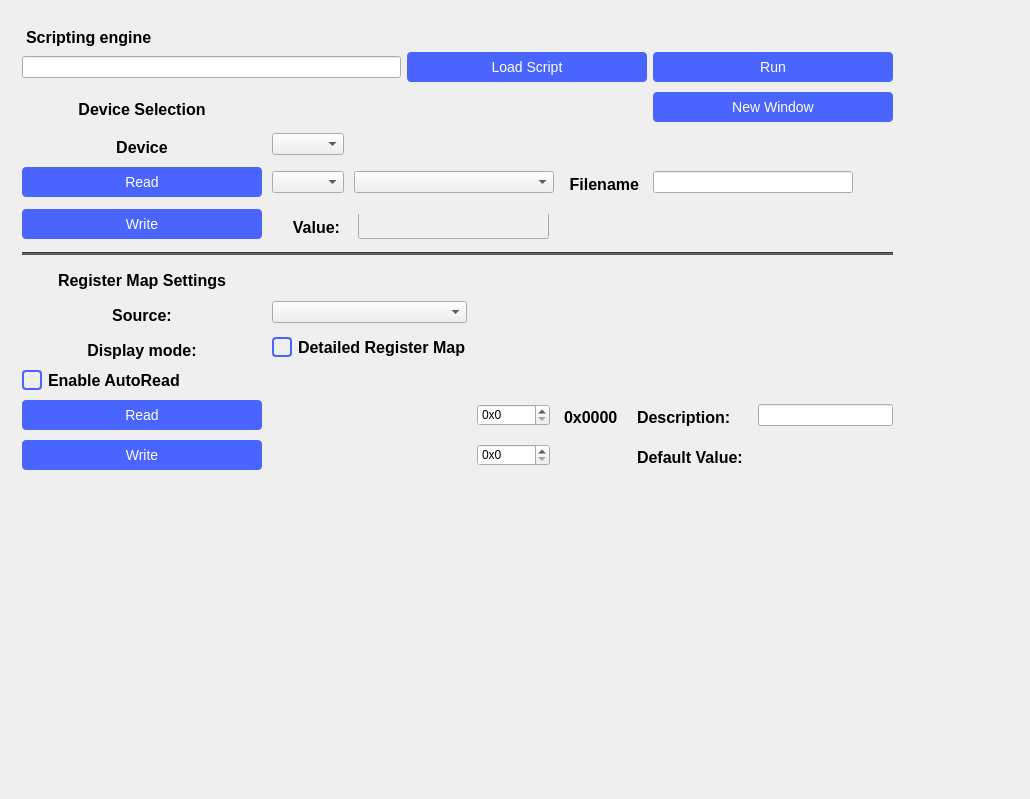
First picture: the form in ui/debugger.ui, repository analogdevicesinc/scopy, before the edit.
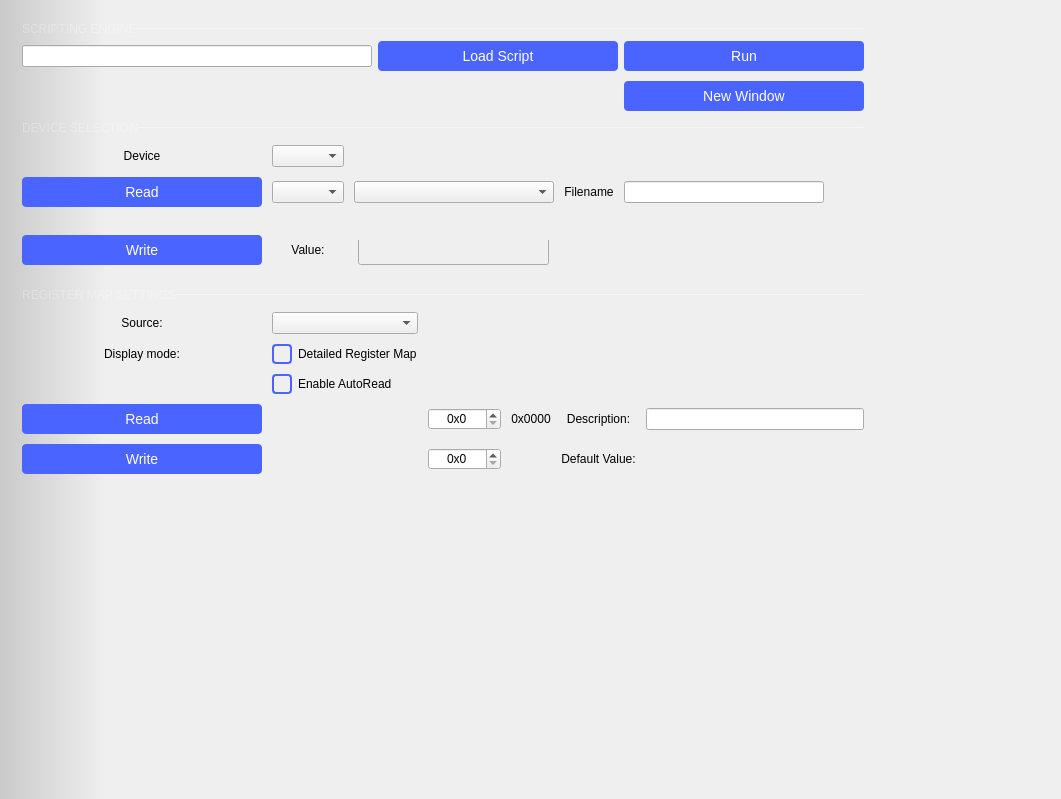
Second picture: the form after the edit. The open tabs and pages were chosen to show the change. Custom widgets are drawn as their Qt base class.

Commit message:
Debugger: Rework UI
This a Debugger rework commit. It add minor changes to the ui to ensure
a more consistent design.

Changes:
- centered Text Labels and check buttons text
- added spacers for button spacing issue
- set fixed layout properties

Patch:
```diff
--- a/ui/debugger.ui
+++ b/ui/debugger.ui
@@ -9,12 +9,12 @@
    <rect>
     <x>0</x>
     <y>0</y>
-    <width>1030</width>
+    <width>1061</width>
     <height>799</height>
    </rect>
   </property>
   <property name="sizePolicy">
-   <sizepolicy hsizetype="MinimumExpanding" vsizetype="MinimumExpanding">
+   <sizepolicy hsizetype="MinimumExpanding" vsizetype="Fixed">
     <horstretch>0</horstretch>
     <verstretch>0</verstretch>
    </sizepolicy>
@@ -32,7 +32,11 @@
    <double>1.000000000000000</double>
   </property>
   <property name="styleSheet">
-   <string notr="true">QPushButton
+   <string notr="true">QWidget#dragContainer{
+background-color: qlineargradient(spread:pad, x1:0, y1:0, x2:0.1, y2:0, stop:0 rgba(0, 0, 0, 40), stop:1 transparent);
+}
+
+QPushButton
 {
   width: 175px;
   height: 30px;
@@ -44,7 +48,6 @@
   background-color: #4a64ff;
   border-radius: 4px;
 
-  
   font-size: 14px;
   font-weight: normal;
   font-style: normal;
@@ -53,14 +56,11 @@
 
 }
 
-
 QPushButton:hover
 {
 	 background-color: #4a34ff;
 }
 
-
-
 QCheckBox::indicator {
   border: 2px solid rgb(74, 100, 255);
   border-radius: 4px;
@@ -74,13 +74,12 @@
 }
 
 QCheckBox{
-font: bold 16px ;
+text-align: center;
+
 }
 
 QLabel {
-margin-top: 6px;
 background-color: transparent;
-font: bold 16px ;
 }
 
 QScrollBar:horizontal {
@@ -151,22 +150,60 @@
           <number>9</number>
          </property>
          <item>
-          <widget class="QLabel" name="label_2">
-           <property name="sizePolicy">
-            <sizepolicy hsizetype="Preferred" vsizetype="Fixed">
-             <horstretch>0</horstretch>
-             <verstretch>0</verstretch>
-            </sizepolicy>
+          <layout class="QHBoxLayout" name="horizontalLayout_4">
+           <property name="spacing">
+            <number>0</number>
            </property>
-           <property name="text">
-            <string>Scripting engine </string>
+           <property name="topMargin">
+            <number>0</number>
            </property>
-          </widget>
+           <item>
+            <widget class="QLabel" name="label_2">
+             <property name="sizePolicy">
+              <sizepolicy hsizetype="Fixed" vsizetype="Fixed">
+               <horstretch>0</horstretch>
+               <verstretch>0</verstretch>
+              </sizepolicy>
+             </property>
+             <property name="styleSheet">
+              <string notr="true">QLabel {
+		font-size: 12px;
+		color: rgba(255, 255, 255, 70);
+	}</string>
+             </property>
+             <property name="text">
+              <string>SCRIPTING ENGINE</string>
+             </property>
+            </widget>
+           </item>
+           <item>
+            <widget class="Line" name="line_2">
+             <property name="minimumSize">
+              <size>
+               <width>0</width>
+               <height>1</height>
+              </size>
+             </property>
+             <property name="maximumSize">
+              <size>
+               <width>16777215</width>
+               <height>1</height>
+              </size>
+             </property>
+             <property name="styleSheet">
+              <string notr="true">border: 1px solid rgba(255, 255, 255, 70);</string>
+             </property>
+             <property name="orientation">
+              <enum>Qt::Horizontal</enum>
+             </property>
+            </widget>
+           </item>
+          </layout>
          </item>
          <item>
           <widget class="QWidget" name="javascriptWidget" native="true">
            <property name="sizePolicy">
-            <sizepolicy hsizetype="Preferred" vsizetype="Fixed">
+            <sizepolicy hsizetype="Preferred" vsizetype="Preferred">
              <horstretch>0</horstretch>
              <verstretch>0</verstretch>
             </sizepolicy>
@@ -261,71 +298,7 @@
               <property name="spacing">
                <number>10</number>
               </property>
-              <item row="3" column="1">
-               <widget class="QLabel" name="ValueLabel">
-                <property name="sizePolicy">
-                 <sizepolicy hsizetype="Preferred" vsizetype="Fixed">
-                  <horstretch>0</horstretch>
-                  <verstretch>0</verstretch>
-                 </sizepolicy>
-                </property>
-                <property name="layoutDirection">
-                 <enum>Qt::LeftToRight</enum>
-                </property>
-                <property name="text">
-                 <string>Value:</string>
-                </property>
-                <property name="alignment">
-                 <set>Qt::AlignRight|Qt::AlignTrailing|Qt::AlignVCenter</set>
-                </property>
-               </widget>
-              </item>
-              <item row="1" column="0">
-               <widget class="QLabel" name="DeviceLabel">
-                <property name="sizePolicy">
-                 <sizepolicy hsizetype="Preferred" vsizetype="Fixed">
-                  <horstretch>0</horstretch>
-                  <verstretch>0</verstretch>
-                 </sizepolicy>
-                </property>
-                <property name="styleSheet">
-                 <string notr="true"/>
-                </property>
-                <property name="text">
-                 <string>Device</string>
-                </property>
-                <property name="alignment">
-                 <set>Qt::AlignCenter</set>
-                </property>
-               </widget>
-              </item>
-              <item row="2" column="2">
-               <widget class="QComboBox" name="AttributeComboBox">
-                <property name="styleSheet">
-                 <string notr="true"/>
-                </property>
-               </widget>
-              </item>
-              <item row="2" column="0">
-               <widget class="QPushButton" name="ReadButton">
-                <property name="sizePolicy">
-                 <sizepolicy hsizetype="Minimum" vsizetype="Fixed">
-                  <horstretch>0</horstretch>
-                  <verstretch>0</verstretch>
-                 </sizepolicy>
-                </property>
-                <property name="text">
-                 <string>Read</string>
-                </property>
-               </widget>
-              </item>
-              <item row="2" column="1">
-               <widget class="QComboBox" name="ChannelComboBox"/>
-              </item>
-              <item row="1" column="1">
-               <widget class="QComboBox" name="DevicecomboBox"/>
-              </item>
-              <item row="2" column="3">
+              <item row="3" column="3">
                <widget class="QLabel" name="FilenameLabel">
                 <property name="sizePolicy">
                  <sizepolicy hsizetype="Preferred" vsizetype="Fixed">
@@ -340,11 +313,14 @@
                  <string>Filename</string>
                 </property>
                 <property name="alignment">
-                 <set>Qt::AlignRight|Qt::AlignTrailing|Qt::AlignVCenter</set>
+                 <set>Qt::AlignCenter</set>
                 </property>
                </widget>
               </item>
-              <item row="3" column="2">
+              <item row="3" column="1">
+               <widget class="QComboBox" name="ChannelComboBox"/>
+              </item>
+              <item row="5" column="2">
                <widget class="QStackedWidget" name="valueStackedWidget">
                 <property name="enabled">
                  <bool>false</bool>
@@ -408,6 +384,45 @@
                 </widget>
                </widget>
               </item>
+              <item row="3" column="2">
+               <widget class="QComboBox" name="AttributeComboBox">
+                <property name="styleSheet">
+                 <string notr="true"/>
+                </property>
+               </widget>
+              </item>
+              <item row="3" column="0">
+               <widget class="QPushButton" name="ReadButton">
+                <property name="sizePolicy">
+                 <sizepolicy hsizetype="Minimum" vsizetype="Fixed">
+                  <horstretch>0</horstretch>
+                  <verstretch>0</verstretch>
+                 </sizepolicy>
+                </property>
+                <property name="text">
+                 <string>Read</string>
+                </property>
+               </widget>
+              </item>
+              <item row="2" column="0">
+               <widget class="QLabel" name="DeviceLabel">
+                <property name="sizePolicy">
+                 <sizepolicy hsizetype="Preferred" vsizetype="Fixed">
+                  <horstretch>0</horstretch>
+                  <verstretch>0</verstretch>
+                 </sizepolicy>
+                </property>
+                <property name="styleSheet">
+                 <string notr="true"/>
+                </property>
+                <property name="text">
+                 <string>Device</string>
+                </property>
+                <property name="alignment">
+                 <set>Qt::AlignCenter</set>
+                </property>
+               </widget>
+              </item>
               <item row="0" column="4">
                <widget class="QPushButton" name="newWindowButton">
                 <property name="text">
@@ -415,33 +430,17 @@
                 </property>
                </widget>
               </item>
-              <item row="0" column="0">
-               <widget class="QLabel" name="DeviceSelectionLabel">
-                <property name="sizePolicy">
-                 <sizepolicy hsizetype="Preferred" vsizetype="Fixed">
-                  <horstretch>0</horstretch>
-                  <verstretch>0</verstretch>
-                 </sizepolicy>
-                </property>
-                <property name="styleSheet">
-                 <string notr="true"/>
-                </property>
-                <property name="text">
-                 <string>Device Selection</string>
-                </property>
-                <property name="alignment">
-                 <set>Qt::AlignCenter</set>
-                </property>
-               </widget>
-              </item>
-              <item row="3" column="0">
+              <item row="5" column="0">
                <widget class="QPushButton" name="WriteButton">
                 <property name="text">
                  <string>Write</string>
                 </property>
                </widget>
               </item>
-              <item row="2" column="4">
+              <item row="2" column="1">
+               <widget class="QComboBox" name="DevicecomboBox"/>
+              </item>
+              <item row="3" column="4">
                <widget class="QLineEdit" name="filenameLineEdit">
                 <property name="sizePolicy">
                  <sizepolicy hsizetype="Expanding" vsizetype="Fixed">
@@ -469,21 +468,97 @@
                 </property>
                </widget>
               </item>
+              <item row="5" column="1">
+               <widget class="QLabel" name="ValueLabel">
+                <property name="sizePolicy">
+                 <sizepolicy hsizetype="Preferred" vsizetype="Fixed">
+                  <horstretch>0</horstretch>
+                  <verstretch>0</verstretch>
+                 </sizepolicy>
+                </property>
+                <property name="layoutDirection">
+                 <enum>Qt::LeftToRight</enum>
+                </property>
+                <property name="text">
+                 <string>Value:</string>
+                </property>
+                <property name="alignment">
+                 <set>Qt::AlignCenter</set>
+                </property>
+               </widget>
+              </item>
+              <item row="4" column="1">
+               <spacer name="verticalSpacer_2">
+                <property name="orientation">
+                 <enum>Qt::Vertical</enum>
+                </property>
+                <property name="sizeType">
+                 <enum>QSizePolicy::Fixed</enum>
+                </property>
+                <property name="sizeHint" stdset="0">
+                 <size>
+                  <width>20</width>
+                  <height>16</height>
+                 </size>
+                </property>
+               </spacer>
+              </item>
+              <item row="1" column="0" colspan="5">
+               <layout class="QHBoxLayout" name="horizontalLayout_5">
+                <property name="spacing">
+                 <number>0</number>
+                </property>
+                <item>
+                 <widget class="QLabel" name="DeviceSelectionLabel">
+                  <property name="sizePolicy">
+                   <sizepolicy hsizetype="Fixed" vsizetype="Fixed">
+                    <horstretch>0</horstretch>
+                    <verstretch>0</verstretch>
+                   </sizepolicy>
+                  </property>
+                  <property name="styleSheet">
+                   <string notr="true">QLabel {
+		font-size: 12px;
+		color: rgba(255, 255, 255, 70);
+	}</string>
+                  </property>
+                  <property name="text">
+                   <string>DEVICE SELECTION</string>
+                  </property>
+                  <property name="alignment">
+                   <set>Qt::AlignCenter</set>
+                  </property>
+                 </widget>
+                </item>
+                <item>
+                 <widget class="Line" name="line_3">
+                  <property name="minimumSize">
+                   <size>
+                    <width>0</width>
+                    <height>1</height>
+                   </size>
+                  </property>
+                  <property name="maximumSize">
+                   <size>
+                    <width>16777215</width>
+                    <height>1</height>
+                   </size>
+                  </property>
+                  <property name="styleSheet">
+                   <string notr="true">border: 1px solid rgba(255, 255, 255, 70);</string>
+                  </property>
+                  <property name="orientation">
+                   <enum>Qt::Horizontal</enum>
+                  </property>
+                 </widget>
+                </item>
+               </layout>
+              </item>
              </layout>
             </item>
            </layout>
           </widget>
          </item>
-         <item>
-          <widget class="Line" name="line_4">
-           <property name="styleSheet">
-            <string notr="true">background-color: rgb(85, 87, 83);</string>
-           </property>
-           <property name="orientation">
-            <enum>Qt::Horizontal</enum>
-           </property>
-          </widget>
-         </item>
          <item>
           <widget class="QWidget" name="DebugWidget_Bottom" native="true">
            <property name="minimumSize">
@@ -535,7 +610,7 @@
                 </property>
                </widget>
               </item>
-              <item row="4" column="1">
+              <item row="5" column="1">
                <widget class="QLabel" name="addressLabel">
                 <property name="sizePolicy">
                  <sizepolicy hsizetype="Preferred" vsizetype="Fixed">
@@ -550,11 +625,11 @@
                  <string>Address:</string>
                 </property>
                 <property name="alignment">
-                 <set>Qt::AlignRight|Qt::AlignTrailing|Qt::AlignVCenter</set>
+                 <set>Qt::AlignCenter</set>
                 </property>
                </widget>
               </item>
-              <item row="4" column="3">
+              <item row="5" column="3">
                <widget class="QLabel" name="addressHexLabel">
                 <property name="sizePolicy">
                  <sizepolicy hsizetype="Preferred" vsizetype="Fixed">
@@ -565,27 +640,14 @@
                 <property name="text">
                  <string>0x0000</string>
                 </property>
+                <property name="alignment">
+                 <set>Qt::AlignCenter</set>
+                </property>
                </widget>
               </item>
               <item row="1" column="1">
                <widget class="QComboBox" name="sourceComboBox"/>
               </item>
-              <item row="0" column="0">
-               <widget class="QLabel" name="regMapSettingsLabel">
-                <property name="sizePolicy">
-                 <sizepolicy hsizetype="Preferred" vsizetype="Fixed">
-                  <horstretch>0</horstretch>
-                  <verstretch>0</verstretch>
-                 </sizepolicy>
-                </property>
-                <property name="text">
-                 <string>Register Map Settings</string>
-                </property>
-                <property name="alignment">
-                 <set>Qt::AlignCenter</set>
-                </property>
-               </widget>
-              </item>
               <item row="2" column="0">
                <widget class="QLabel" name="displayModeLabel">
                 <property name="sizePolicy">
@@ -602,7 +664,7 @@
                 </property>
                </widget>
               </item>
-              <item row="5" column="3">
+              <item row="6" column="3">
                <widget class="QLabel" name="valueHexLabel">
                 <property name="sizePolicy">
                  <sizepolicy hsizetype="Preferred" vsizetype="Fixed">
@@ -613,10 +675,16 @@
                 <property name="text">
                  <string>&lt;value&gt;</string>
                 </property>
+                <property name="alignment">
+                 <set>Qt::AlignCenter</set>
+                </property>
                </widget>
               </item>
-              <item row="4" column="2">
+              <item row="5" column="2">
                <widget class="QSpinBox" name="addressSpinBox">
+                <property name="alignment">
+                 <set>Qt::AlignCenter</set>
+                </property>
                 <property name="prefix">
                  <string>0x</string>
                 </property>
@@ -631,14 +699,14 @@
                 </property>
                </widget>
               </item>
-              <item row="4" column="0">
+              <item row="5" column="0">
                <widget class="QPushButton" name="readRegPushButton">
                 <property name="text">
                  <string>Read</string>
                 </property>
                </widget>
               </item>
-              <item row="4" column="4">
+              <item row="5" column="4">
                <widget class="QLabel" name="descriptionLabel">
                 <property name="sizePolicy">
                  <sizepolicy hsizetype="Preferred" vsizetype="Fixed">
@@ -649,9 +717,12 @@
                 <property name="text">
                  <string>Description:</string>
                 </property>
+                <property name="alignment">
+                 <set>Qt::AlignCenter</set>
+                </property>
                </widget>
               </item>
-              <item row="5" column="4">
+              <item row="6" column="4">
                <widget class="QLabel" name="defaultValueLabel">
                 <property name="sizePolicy">
                  <sizepolicy hsizetype="Preferred" vsizetype="Fixed">
@@ -662,10 +733,16 @@
                 <property name="text">
                  <string>Default Value:</string>
                 </property>
+                <property name="alignment">
+                 <set>Qt::AlignCenter</set>
+                </property>
                </widget>
               </item>
-              <item row="5" column="2">
+              <item row="6" column="2">
                <widget class="QSpinBox" name="valueSpinBox">
+                <property name="alignment">
+                 <set>Qt::AlignCenter</set>
+                </property>
                 <property name="prefix">
                  <string>0x</string>
                 </property>
@@ -677,24 +754,14 @@
                 </property>
                </widget>
               </item>
-              <item row="3" column="0">
-               <widget class="QCheckBox" name="enableAutoReadCheckBox">
-                <property name="layoutDirection">
-                 <enum>Qt::LeftToRight</enum>
-                </property>
-                <property name="text">
-                 <string>Enable AutoRead</string>
-                </property>
-               </widget>
-              </item>
-              <item row="5" column="0">
+              <item row="6" column="0">
                <widget class="QPushButton" name="writeRegPushButton">
                 <property name="text">
                  <string>Write</string>
                 </property>
                </widget>
               </item>
-              <item row="5" column="1">
+              <item row="6" column="1">
                <widget class="QLabel" name="label">
                 <property name="sizePolicy">
                  <sizepolicy hsizetype="Preferred" vsizetype="Fixed">
@@ -709,7 +776,7 @@
                  <string>Value:</string>
                 </property>
                 <property name="alignment">
-                 <set>Qt::AlignRight|Qt::AlignTrailing|Qt::AlignVCenter</set>
+                 <set>Qt::AlignCenter</set>
                 </property>
                </widget>
               </item>
@@ -729,7 +796,7 @@
                 </property>
                </widget>
               </item>
-              <item row="4" column="5">
+              <item row="5" column="5">
                <widget class="QLineEdit" name="descriptionLineEdit">
                 <property name="minimumSize">
                  <size>
@@ -742,6 +809,82 @@
                 </property>
                </widget>
               </item>
+              <item row="3" column="1">
+               <widget class="QCheckBox" name="enableAutoReadCheckBox">
+                <property name="minimumSize">
+                 <size>
+                  <width>0</width>
+                  <height>0</height>
+                 </size>
+                </property>
+                <property name="layoutDirection">
+                 <enum>Qt::LeftToRight</enum>
+                </property>
+                <property name="text">
+                 <string>Enable AutoRead</string>
+                </property>
+                <property name="checked">
+                 <bool>false</bool>
+                </property>
+                <property name="tristate">
+                 <bool>false</bool>
+                </property>
+               </widget>
+              </item>
+              <item row="0" column="0" colspan="6">
+               <layout class="QHBoxLayout" name="horizontalLayout_3">
+                <property name="spacing">
+                 <number>0</number>
+                </property>
+                <property name="topMargin">
+                 <number>0</number>
+                </property>
+                <item>
+                 <widget class="QLabel" name="regMapSettingsLabel">
+                  <property name="sizePolicy">
+                   <sizepolicy hsizetype="Fixed" vsizetype="Fixed">
+                    <horstretch>0</horstretch>
+                    <verstretch>0</verstretch>
+                   </sizepolicy>
+                  </property>
+                  <property name="styleSheet">
+                   <string notr="true">QLabel {
+		font-size: 12px;
+		color: rgba(255, 255, 255, 70);
+	}</string>
+                  </property>
+                  <property name="text">
+                   <string>REGISTER MAP SETTINGS</string>
+                  </property>
+                  <property name="alignment">
+                   <set>Qt::AlignCenter</set>
+                  </property>
+                 </widget>
+                </item>
+                <item>
+                 <widget class="Line" name="line">
+                  <property name="minimumSize">
+                   <size>
+                    <width>0</width>
+                    <height>1</height>
+                   </size>
+                  </property>
+                  <property name="maximumSize">
+                   <size>
+                    <width>16777212</width>
+                    <height>1</height>
+                   </size>
+                  </property>
+                  <property name="styleSheet">
+                   <string notr="true">border: 1px solid rgba(255, 255, 255, 70);</string>
+                  </property>
+                  <property name="orientation">
+                   <enum>Qt::Horizontal</enum>
+                  </property>
+                 </widget>
+                </item>
+               </layout>
+              </item>
              </layout>
             </item>
            </layout>
```
Left out of the diff: 2 changed lines with no effect on the pictures.
